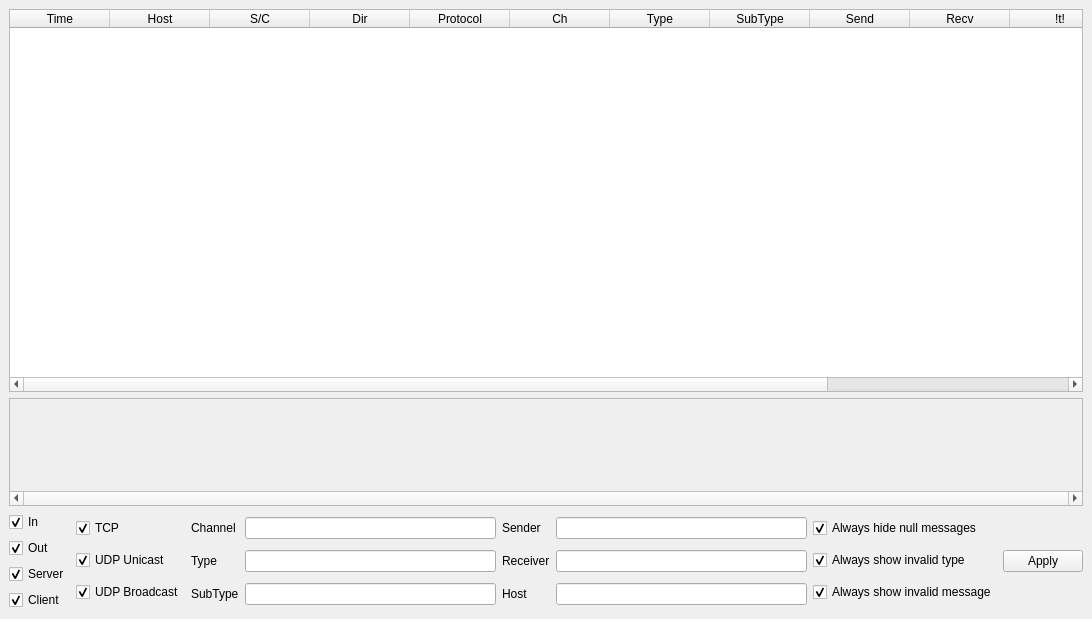
First picture: the form in tmChatGruppe4/dataelementviewer.ui, repository miiisch/TM2011C1.4, before the edit.
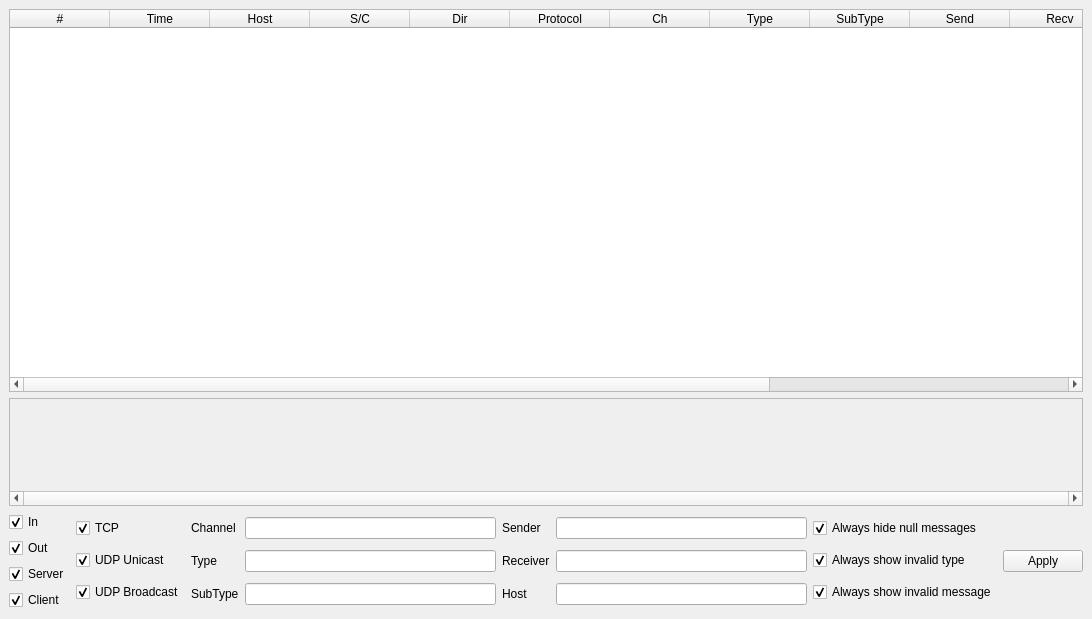
Second picture: the form after the edit.

```diff
--- a/tmChatGruppe4/dataelementviewer.ui
+++ b/tmChatGruppe4/dataelementviewer.ui
@@ -35,6 +35,11 @@
       <attribute name="verticalHeaderVisible">
        <bool>false</bool>
       </attribute>
+      <column>
+       <property name="text">
+        <string>#</string>
+       </property>
+      </column>
       <column>
        <property name="text">
         <string>Time</string>
```
Left out of the diff: 2 changed lines with no effect on the pictures.
